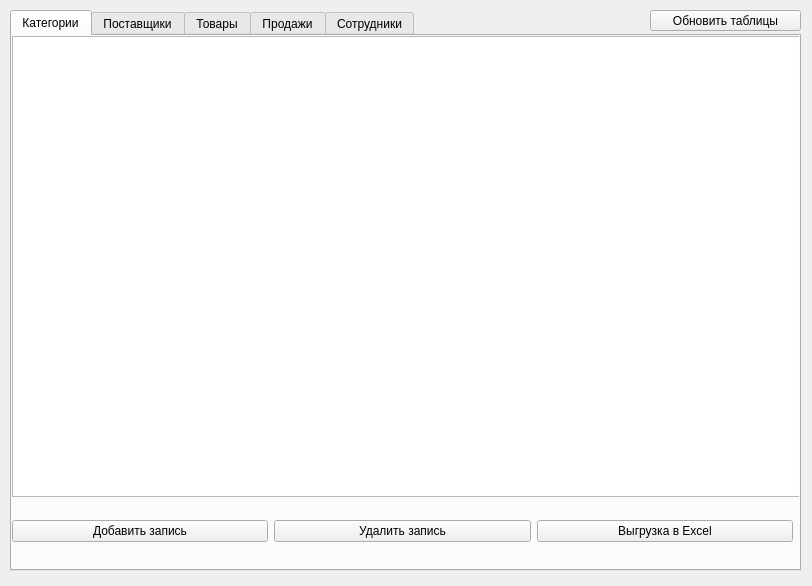
Qt form mainwindow.ui (Zakhy1/pyqt-database-app) before a commit.
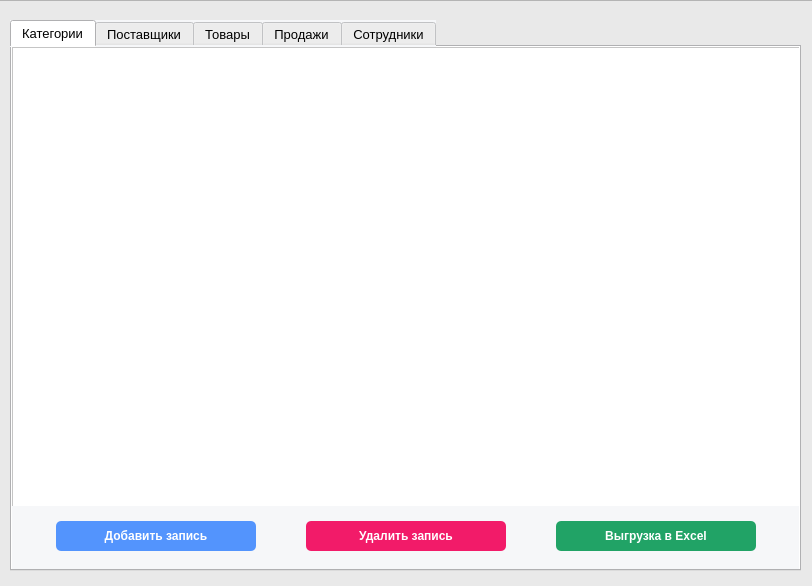
The same form after that commit. The open tabs and pages were chosen to show the change. Icons and pictures are not drawn.

```diff
--- a/mainwindow.ui
+++ b/mainwindow.ui
@@ -22,19 +22,61 @@
     <height>586</height>
    </size>
   </property>
+  <property name="font">
+   <font>
+    <family>Microsoft YaHei UI</family>
+    <pointsize>10</pointsize>
+   </font>
+  </property>
   <property name="windowTitle">
-   <string>MainWindow</string>
+   <string>Главная</string>
+  </property>
+  <property name="windowIcon">
+   <iconset resource="res.qrc">
+    <normaloff>:/backs/logo.png</normaloff>:/backs/logo.png</iconset>
+  </property>
+  <property name="windowOpacity">
+   <double>1.000000000000000</double>
+  </property>
+  <property name="autoFillBackground">
+   <bool>false</bool>
+  </property>
+  <property name="styleSheet">
+   <string notr="true">background-color: #e9e9e9</string>
+  </property>
+  <property name="iconSize">
+   <size>
+    <width>50</width>
+    <height>50</height>
+   </size>
+  </property>
+  <property name="tabShape">
+   <enum>QTabWidget::Rounded</enum>
   </property>
   <widget class="QWidget" name="centralwidget">
    <widget class="QTabWidget" name="tabWidget">
     <property name="geometry">
      <rect>
       <x>10</x>
-      <y>10</y>
+      <y>20</y>
       <width>791</width>
-      <height>561</height>
+      <height>551</height>
      </rect>
     </property>
+    <property name="minimumSize">
+     <size>
+      <width>200</width>
+      <height>30</height>
+     </size>
+    </property>
+    <property name="font">
+     <font>
+      <pointsize>10</pointsize>
+     </font>
+    </property>
+    <property name="styleSheet">
+     <string notr="true">background-color: #F6F7F9;</string>
+    </property>
     <property name="currentIndex">
      <number>4</number>
     </property>
@@ -51,19 +93,67 @@
         <height>461</height>
        </rect>
       </property>
+      <property name="font">
+       <font>
+        <pointsize>10</pointsize>
+       </font>
+      </property>
+      <property name="styleSheet">
+       <string notr="true">background-color: white;
+</string>
+      </property>
+      <property name="selectionBehavior">
+       <enum>QAbstractItemView::SelectRows</enum>
+      </property>
+      <property name="gridStyle">
+       <enum>Qt::DashLine</enum>
+      </property>
+      <attribute name="verticalHeaderVisible">
+       <bool>false</bool>
+      </attribute>
      </widget>
      <widget class="QWidget" name="horizontalLayoutWidget">
       <property name="geometry">
        <rect>
         <x>0</x>
-        <y>460</y>
-        <width>781</width>
-        <height>71</height>
+        <y>459</y>
+        <width>791</width>
+        <height>61</height>
        </rect>
       </property>
       <layout class="QHBoxLayout" name="horizontalLayout">
        <item>
         <widget class="QPushButton" name="pushButton_6">
+         <property name="minimumSize">
+          <size>
+           <width>200</width>
+           <height>30</height>
+          </size>
+         </property>
+         <property name="maximumSize">
+          <size>
+           <width>200</width>
+           <height>30</height>
+          </size>
+         </property>
+         <property name="font">
+          <font>
+           <pointsize>9</pointsize>
+           <weight>75</weight>
+           <bold>true</bold>
+          </font>
+         </property>
+         <property name="cursor">
+          <cursorShape>PointingHandCursor</cursorShape>
+         </property>
+         <property name="autoFillBackground">
+          <bool>false</bool>
+         </property>
+         <property name="styleSheet">
+          <string notr="true">border-radius: 5%;
+background-color: #5394FD;
+color: white;</string>
+         </property>
          <property name="text">
           <string>Добавить запись</string>
          </property>
@@ -71,6 +161,33 @@
        </item>
        <item>
         <widget class="QPushButton" name="pushButton_5">
+         <property name="minimumSize">
+          <size>
+           <width>200</width>
+           <height>30</height>
+          </size>
+         </property>
+         <property name="maximumSize">
+          <size>
+           <width>200</width>
+           <height>30</height>
+          </size>
+         </property>
+         <property name="font">
+          <font>
+           <pointsize>9</pointsize>
+           <weight>75</weight>
+           <bold>true</bold>
+          </font>
+         </property>
+         <property name="cursor">
+          <cursorShape>PointingHandCursor</cursorShape>
+         </property>
+         <property name="styleSheet">
+          <string notr="true">border-radius: 5%;
+background-color: #F21B69;
+color: white;</string>
+         </property>
          <property name="text">
           <string>Удалить запись</string>
          </property>
@@ -78,6 +195,33 @@
        </item>
        <item>
         <widget class="QPushButton" name="pushButton_28">
+         <property name="minimumSize">
+          <size>
+           <width>200</width>
+           <height>30</height>
+          </size>
+         </property>
+         <property name="maximumSize">
+          <size>
+           <width>200</width>
+           <height>30</height>
+          </size>
+         </property>
+         <property name="font">
+          <font>
+           <pointsize>9</pointsize>
+           <weight>75</weight>
+           <bold>true</bold>
+          </font>
+         </property>
+         <property name="cursor">
+          <cursorShape>PointingHandCursor</cursorShape>
+         </property>
+         <property name="styleSheet">
+          <string notr="true">border-radius: 5%;
+background-color: #21A366;
+color: white;</string>
+         </property>
          <property name="text">
           <string>Выгрузка в Excel</string>
          </property>
@@ -279,19 +423,58 @@
      </widget>
     </widget>
    </widget>
-   <widget class="QPushButton" name="pushButton">
+   <widget class="QToolButton" name="toolButton">
     <property name="geometry">
      <rect>
-      <x>650</x>
+      <x>770</x>
       <y>10</y>
-      <width>151</width>
-      <height>21</height>
+      <width>31</width>
+      <height>31</height>
      </rect>
     </property>
+    <property name="cursor">
+     <cursorShape>PointingHandCursor</cursorShape>
+    </property>
+    <property name="styleSheet">
+     <string notr="true">border: none;
+background: transparent;</string>
+    </property>
     <property name="text">
-     <string>Обновить таблицы</string>
+     <string/>
     </property>
+    <property name="icon">
+     <iconset resource="res.qrc">
+      <normaloff>:/backs/refresh-icon.png</normaloff>:/backs/refresh-icon.png</iconset>
+    </property>
+    <property name="iconSize">
+     <size>
+      <width>25</width>
+      <height>25</height>
+     </size>
+    </property>
    </widget>
+   <widget class="QFrame" name="frame">
+    <property name="geometry">
+     <rect>
+      <x>-30</x>
+      <y>0</y>
+      <width>881</width>
+      <height>591</height>
+     </rect>
+    </property>
+    <property name="styleSheet">
+     <string notr="true">background-image: url(:/backs/back-image.png);</string>
+    </property>
+    <property name="frameShape">
+     <enum>QFrame::StyledPanel</enum>
+    </property>
+    <property name="frameShadow">
+     <enum>QFrame::Raised</enum>
+    </property>
+   </widget>
+   <zorder>frame</zorder>
+   <zorder>tabWidget</zorder>
+   <zorder>toolButton</zorder>
   </widget>
  </widget>
  <resources/>
```
Left out of the diff: 458 changed lines with no effect on the pictures.
